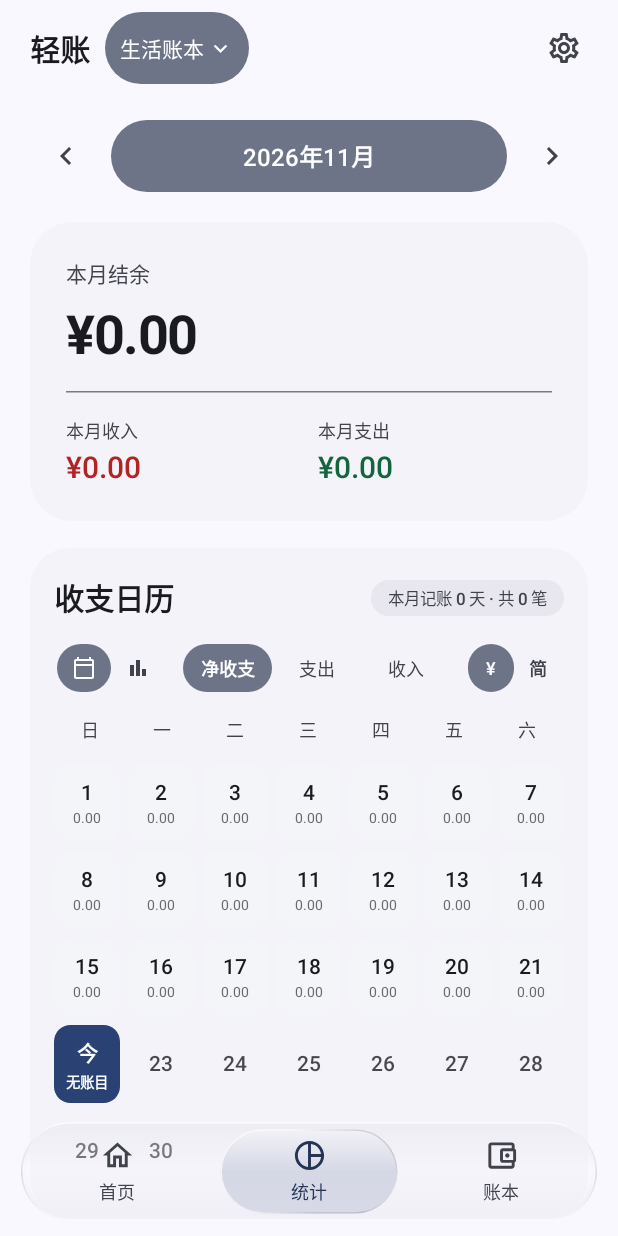
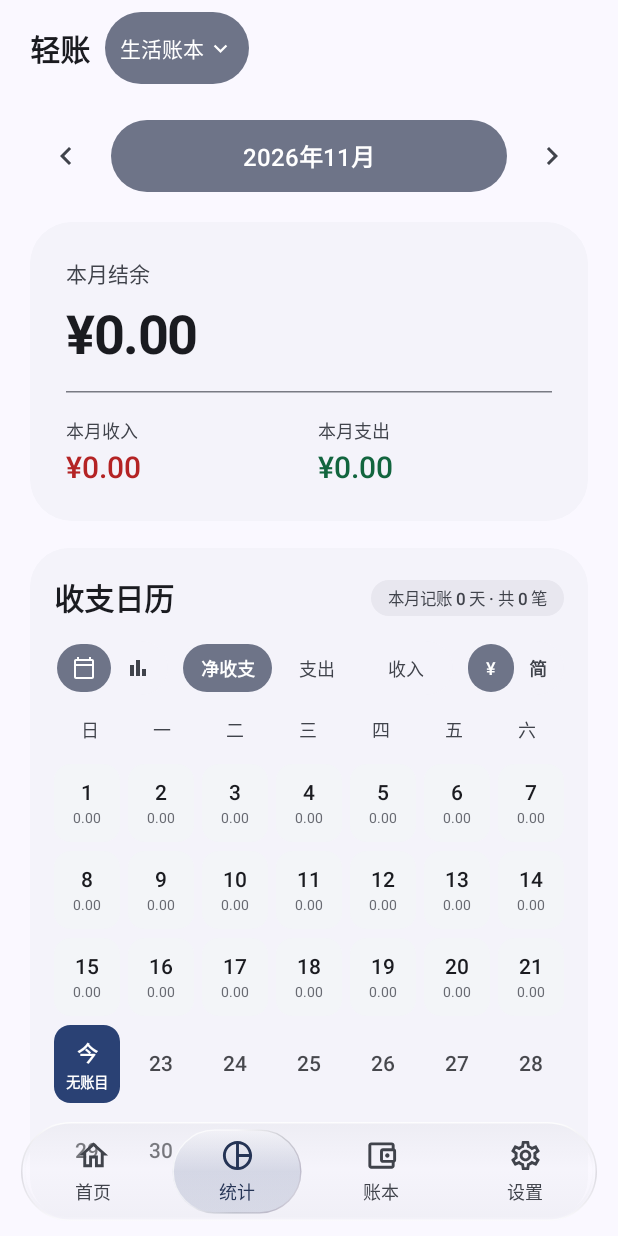
Before and after one commit to a1070503737-dev/QingZhang, an Android app built with Jetpack Compose: the stats screen opened through its navigation route, on a phone screen of 412 x 824 dp. Run offline under Robolectric (Android 15) with nearby library versions, the phone set to English and light mode, and no system bars; our stand-ins replace Dagger/Hilt's generated code, Room's generated code; libraries missing offline, so code that uses them is left out: androidx.hilt.lifecycle.

Commit message:
Add settings tab and email feedback to QingZhang 1.3.27

```diff
--- a/app/build.gradle.kts
+++ b/app/build.gradle.kts
@@ -24,8 +24,8 @@ android {
         applicationId = "com.zhuangxiu.ledger"
         minSdk = 26
         targetSdk = 37
-        versionCode = 41
-        versionName = "1.3.26"
+        versionCode = 42
+        versionName = "1.3.27"
         buildConfigField("String", "BUNDLED_GITHUB_TOKEN", "\"\"")
     }
 
--- a/app/src/main/java/com/zhuangxiu/ledger/ui/daily/DailyScreens.kt
+++ b/app/src/main/java/com/zhuangxiu/ledger/ui/daily/DailyScreens.kt
@@ -62,7 +62,6 @@ import androidx.compose.material.icons.outlined.Replay
 import androidx.compose.material.icons.outlined.Restaurant
 import androidx.compose.material.icons.outlined.Schedule
 import androidx.compose.material.icons.outlined.Search
-import androidx.compose.material.icons.outlined.Settings
 import androidx.compose.material.icons.outlined.ShoppingBag
 import androidx.compose.material.icons.outlined.SportsEsports
 import androidx.compose.material.icons.outlined.WorkOutline
@@ -164,7 +163,7 @@ fun PayMethod.icon(): ImageVector = when (this) {
 }
 
 @Composable
-fun BookHeader(state: BookState, onSelect: (Long) -> Unit, onSettings: () -> Unit) {
+fun BookHeader(state: BookState, onSelect: (Long) -> Unit) {
     var expanded by remember { mutableStateOf(false) }
     LedgerTopBar(
         title = {
@@ -226,11 +225,6 @@ fun BookHeader(state: BookState, onSelect: (Long) -> Unit, onSettings: () -> Uni
                         }
                     }
                 }
-            }
-        },
-        actions = {
-            LedgerIconButton(onClick = onSettings) {
-                Icon(Icons.Outlined.Settings, "设置")
             }
         },
     )
@@ -1303,7 +1297,6 @@ fun BooksScreen(
     bottomBar: @Composable () -> Unit,
     onSelect: (Long) -> Unit,
     onSave: (BookEntity, () -> Unit) -> Unit,
-    onSettings: () -> Unit,
     onClearError: () -> Unit,
     onEditingChange: (Boolean) -> Unit = {},
 ) {
@@ -1326,14 +1319,7 @@ fun BooksScreen(
             Scaffold(
                 containerColor = Color.Transparent,
                 topBar = {
-                    LedgerTopBar(
-                        title = { Text("我的账本") },
-                        actions = {
-                            LedgerIconButton(onClick = onSettings) {
-                                Icon(Icons.Outlined.Settings, "设置")
-                            }
-                        },
-                    )
+                    LedgerTopBar(title = { Text("我的账本") })
                 },
                 bottomBar = bottomBar,
             ) { padding ->
--- a/app/src/main/java/com/zhuangxiu/ledger/ui/navigation/LedgerNavHost.kt
+++ b/app/src/main/java/com/zhuangxiu/ledger/ui/navigation/LedgerNavHost.kt
@@ -104,7 +104,7 @@ internal fun LedgerNavHost(
     val currentRoute = backStackEntry?.destination?.route
 
     val header: @Composable () -> Unit = {
-        BookHeader(bookState, dailyViewModel::select) { navController.navigate(Routes.MINE) }
+        BookHeader(bookState, dailyViewModel::select)
     }
     val switchTab: (String) -> Unit = { route ->
         val primary = if (isTabHost(currentRoute)) {
@@ -311,11 +311,14 @@ internal fun LedgerNavHost(
                                         openTab(Routes.HOME)
                                     },
                                     onSave = dailyViewModel::saveBook,
-                                    onSettings = { navController.navigate(Routes.MINE) },
                                     onClearError = dailyViewModel::clearError,
                                     onEditingChange = onEditingBook,
                                 )
                             }
+                            Routes.MINE -> MineScreen(
+                                bottomBar = dockSpacer,
+                                onNavigate = { navController.navigate(it) },
+                            )
                         }
                     }
                 }
@@ -380,13 +383,6 @@ internal fun LedgerNavHost(
                     )
                 }
             }
-            composable(Routes.MINE) {
-                MineScreen(
-                    onBack = back,
-                    bottomBar = {},
-                    onNavigate = { navController.navigate(it) },
-                )
-            }
             composable(
                 Routes.EDIT,
                 arguments = listOf(
--- a/app/src/main/java/com/zhuangxiu/ledger/ui/navigation/LedgerTabs.kt
+++ b/app/src/main/java/com/zhuangxiu/ledger/ui/navigation/LedgerTabs.kt
@@ -34,6 +34,7 @@ import androidx.compose.material.icons.Icons
 import androidx.compose.material.icons.outlined.AccountBalanceWallet
 import androidx.compose.material.icons.outlined.Home
 import androidx.compose.material.icons.outlined.PieChartOutline
+import androidx.compose.material.icons.outlined.Settings
 import androidx.compose.material3.Icon
 import androidx.compose.material3.MaterialTheme
 import androidx.compose.material3.Text
@@ -78,10 +79,11 @@ internal val TABS = listOf(
     Tab(Routes.HOME, "首页", Icons.Outlined.Home),
     Tab(Routes.STATS, "统计", Icons.Outlined.PieChartOutline),
     Tab(Routes.BOOKS, "账本", Icons.Outlined.AccountBalanceWallet),
+    Tab(Routes.MINE, "设置", Icons.Outlined.Settings),
 )
 
 internal fun tabIndexOf(route: String?): Int = TABS.indexOfFirst { it.route == route }
-internal fun isTabHost(route: String?): Boolean = route == Routes.HOME || route == Routes.STATS || route == Routes.BOOKS
+internal fun isTabHost(route: String?): Boolean = tabIndexOf(route) >= 0
 internal const val RequestedTabKey = "requestedTab"
 internal val DockHeight = 66.dp
 internal val DockBottomGap = 10.dp
```
Also changed, not shown: app/src/main/java/com/zhuangxiu/ledger/ui/mine/MineScreen.kt (+71 -22 lines), 3 other files.
